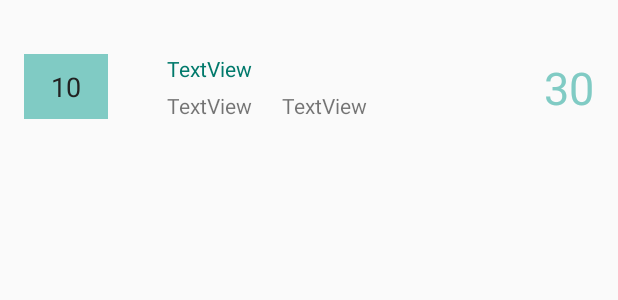
After one commit to simonaMarkova/HealthQuest-android, an Android app: the layout list_row_users.xml on its own in the app's theme, with its tools: preview values and no code run, on a phone screen of 412 x 824 dp. The commit adds this screen. Shown: the top 300 px of the screen. Run offline under Robolectric (Android 15) with nearby library versions, the phone set to English and light mode, and no system bars.

Commit message:
rank list

```diff
--- a/app/src/main/java/com/example/simona/healthquest/activity/HealthQuestActivity.java
+++ b/app/src/main/java/com/example/simona/healthquest/activity/HealthQuestActivity.java
@@ -158,7 +158,7 @@ public class HealthQuestActivity extends AppCompatActivity implements BaseFragme
                 if ((grantResults.length > 0) && (grantResults[0] == PackageManager.PERMISSION_GRANTED)) {
                     //TODO
                 } else {
-                    Toast.makeText(this, "The application won't work properly without this permission", Toast.LENGTH_SHORT).show();
+                    Toast.makeText(this, "Оваа апликација нема да работи соодветно без оваа дозвола!", Toast.LENGTH_SHORT).show();
                     ActivityCompat.requestPermissions(this, new String[]{Manifest.permission.READ_PHONE_STATE}, REQUEST_READ_PHONE_STATE);
                 }
                 break;
--- a/app/src/main/java/com/example/simona/healthquest/network/RetrofitInterface.java
+++ b/app/src/main/java/com/example/simona/healthquest/network/RetrofitInterface.java
@@ -37,6 +37,9 @@ public interface RetrofitInterface {
     @GET("/user/find/{id}")
     Call<User> getUser(@Path("id")Long id);
 
+    @GET("/user/find-all")
+    Call<List<User>> getAllUsers ();
+
     @GET("/questionAnswer/getByQuestion/{id}")
     Call<List<QuestionAnswer>> getAnswers(@Path("id") Long id);
 
--- a/app/src/main/java/com/example/simona/healthquest/util/Constants.java
+++ b/app/src/main/java/com/example/simona/healthquest/util/Constants.java
@@ -7,6 +7,7 @@ package com.example.simona.healthquest.util;
 public class Constants {
 
     //public static final String BASE_URL = "http://10.10.10.132:7779"; //rabota
-//    public static final String BASE_URL = "http://10.0.2.2:7779"; //emulator
-    public static final String BASE_URL = "http://192.168.1.111:7779"; //doma
+    public static final String BASE_URL = "http://10.0.2.2:7779"; //emulator
+    //public static final String BASE_URL = "http://77.29.42.96:7779";
+   // public static final String BASE_URL = "http://192.168.1.111:7779"; //doma
 }
--- a/app/src/main/res/layout/fragment_main.xml
+++ b/app/src/main/res/layout/fragment_main.xml
@@ -51,7 +51,7 @@
             android:orientation="horizontal">
 
             <Button
-
+                android:id="@+id/btnRankList"
                 style="@style/ButtonStyle"
                 android:layout_width="320dp"
                 android:layout_height="wrap_content"
--- /dev/null
+++ b/app/src/main/res/layout/list_row_users.xml
@@ -0,0 +1,82 @@
+<?xml version="1.0" encoding="utf-8"?>
+<RelativeLayout xmlns:android="http://schemas.android.com/apk/res/android"
+    android:layout_width="match_parent"
+    android:layout_height="wrap_content"
+    android:focusable="true"
+    android:paddingLeft="16dp"
+    android:paddingRight="16dp"
+    android:paddingTop="10dp"
+    android:paddingBottom="10dp"
+    android:clickable="true"
+    android:background="?android:attr/selectableItemBackground"
+    android:orientation="vertical">
+
+    <TextView
+        android:id="@+id/tvPosition"
+        android:layout_width="wrap_content"
+        android:layout_height="wrap_content"
+        android:layout_alignParentLeft="true"
+        android:layout_alignParentStart="true"
+        android:layout_alignParentTop="true"
+        android:layout_marginTop="26dp"
+        android:background="@color/colorPrimary"
+        android:paddingBottom="9dp"
+        android:paddingEnd="18dp"
+        android:paddingLeft="9dp"
+        android:paddingRight="9dp"
+        android:paddingStart="18dp"
+        android:paddingTop="9dp"
+        android:text="10"
+        android:textColor="#222"
+        android:textSize="18sp" />
+
+    <TextView
+        android:id="@+id/tvUsername"
+        android:layout_width="wrap_content"
+        android:layout_height="wrap_content"
+        android:layout_marginLeft="39dp"
+        android:textColor="@color/colorPrimaryDark"
+        android:layout_marginStart="39dp"
+        android:text="TextView"
+        android:layout_alignTop="@+id/tvPosition"
+        android:layout_toRightOf="@+id/tvPosition"
+        android:layout_toEndOf="@+id/tvPosition" />
+
+    <TextView
+        android:id="@+id/tvName"
+        android:layout_width="wrap_content"
+        android:layout_height="wrap_content"
+        android:layout_alignLeft="@+id/tvUsername"
+        android:layout_alignStart="@+id/tvUsername"
+        android:layout_below="@+id/tvUsername"
+        android:paddingEnd="10dp"
+        android:paddingTop="5dp"
+        android:text="TextView" />
+
+    <TextView
+        android:id="@+id/tvLastname"
+        android:layout_width="wrap_content"
+        android:layout_height="wrap_content"
+        android:paddingStart="10dp"
+        android:paddingTop="5dp"
+        android:text="TextView"
+        android:layout_alignBaseline="@+id/tvName"
+        android:layout_alignBottom="@+id/tvName"
+        android:layout_toRightOf="@+id/tvName"
+        android:layout_toEndOf="@+id/tvName" />
+
+    <TextView
+        android:id="@+id/tvPoints"
+        android:layout_width="wrap_content"
+        android:layout_height="wrap_content"
+        android:layout_alignBottom="@+id/tvLastname"
+        android:textColor="@color/colorPrimary"
+        android:layout_alignParentEnd="true"
+        android:layout_alignParentRight="true"
+        android:layout_alignTop="@+id/tvUsername"
+        android:paddingTop="2dp"
+        android:text="30"
+        android:textSize="30sp" />
+
+
+</RelativeLayout>
```
Also changed, not shown: app/src/main/java/com/example/simona/healthquest/adapter/RecyclerUsersAdapter.java (added, +79 -0 lines), app/src/main/java/com/example/simona/healthquest/fragment/MainFragment.java (+10 -0 lines), app/src/main/java/com/example/simona/healthquest/fragment/RankFragment.java (added, +93 -0 lines), app/src/main/java/com/example/simona/healthquest/util/PointsComparator.java (added, +17 -0 lines), app/src/main/res/layout/fragment_rank_list.xml (added, +19 -0 lines), app/src/main/res/values/strings.xml (+25 -25 lines).
